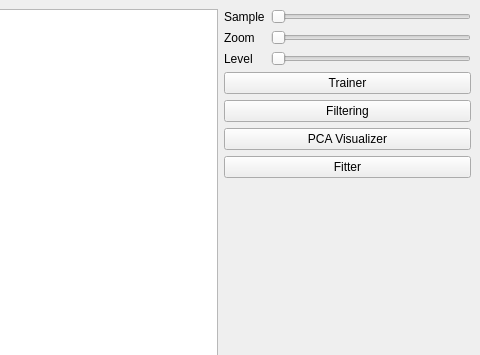
First picture: the form in gui/qt/mainwindow.ui, repository BetaRavener/TeethCV, before the edit; both pictures show x 320 to 800 and y 0 to 355 of the 800 by 600 pixel window.
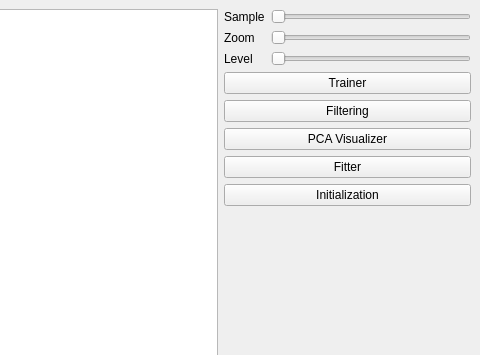
Second picture: the form after the edit.

Diff of the .ui file:
```diff
--- a/gui/qt/mainwindow.ui
+++ b/gui/qt/mainwindow.ui
@@ -193,6 +193,13 @@
         </property>
        </widget>
       </item>
+      <item>
+       <widget class="QPushButton" name="initializationButton">
+        <property name="text">
+         <string>Initialization</string>
+        </property>
+       </widget>
+      </item>
       <item>
        <spacer name="verticalSpacer">
         <property name="orientation">
```
Left out of the diff: 2 changed lines with no effect on the pictures.
